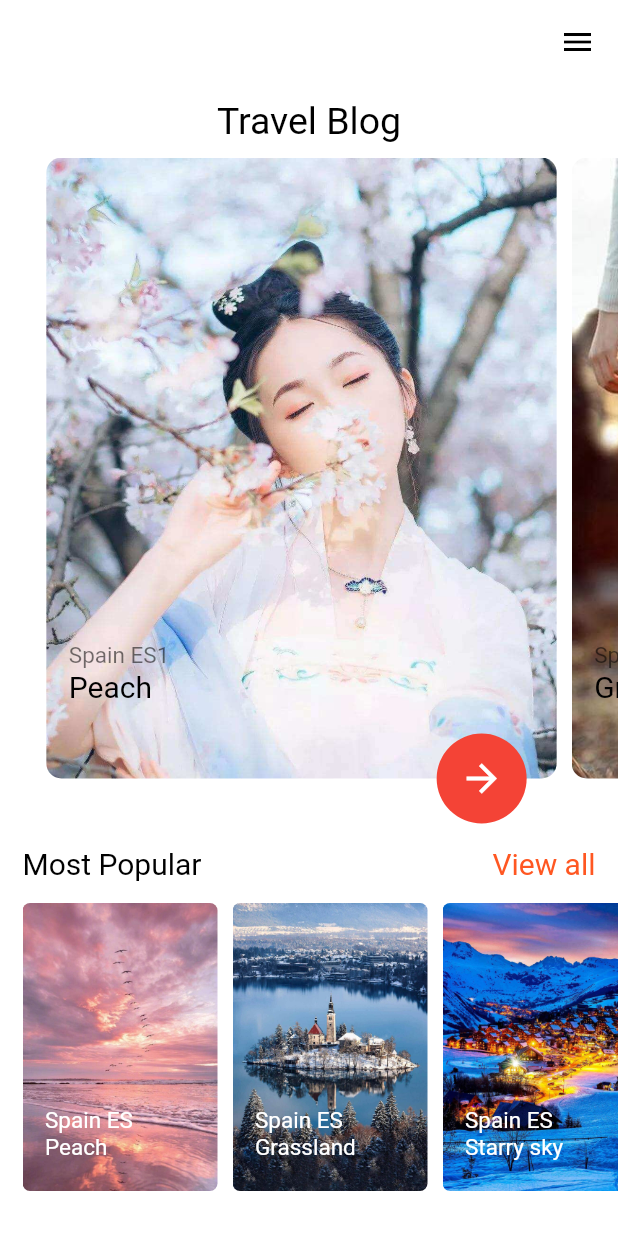
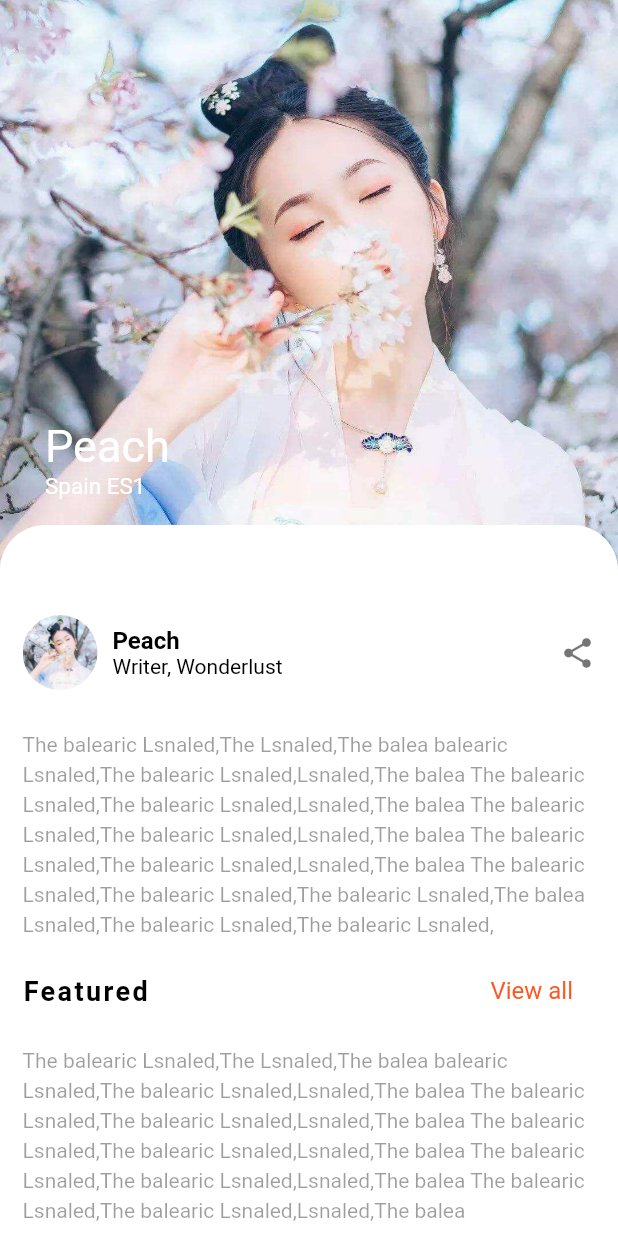
Before and after one commit to xxj2016/flutter_ui_study_sliver, a Flutter app: the screen it shows after launch, after a tap on "Spain ES1", on a phone screen of 412 x 824 dp. Run offline on Flutter 3.47's test engine with Material 2 defaults, Android fonts, the phone set to English and light mode, and no system bars.

Commit message:
detail page ui

```diff
--- /dev/null
+++ b/lib/detail_page.dart
@@ -0,0 +1,240 @@
+import 'package:flutter/material.dart';
+import 'package:flutter_ui_study_sliver/TravelBean.dart';
+
+class DetailPage extends StatefulWidget {
+  final TravelBean bean;
+  DetailPage(this.bean, {Key key}) : super(key: key);
+
+  @override
+  _DetailPageState createState() => _DetailPageState();
+}
+
+class _DetailPageState extends State<DetailPage> {
+  final double expandedHeight = 400.0;
+  final double roundedContainerHeight = 50.0;
+
+  @override
+  Widget build(BuildContext context) {
+    return Scaffold(
+      body: Stack(
+        children: <Widget>[
+          CustomScrollView(
+            slivers: <Widget>[
+              _buildSliverHead(),
+              SliverToBoxAdapter(
+                child: _buildDetail(),
+              )
+            ],
+          )
+        ],
+      ),
+    );
+  }
+
+  Widget _buildSliverHead() {
+    return SliverPersistentHeader(
+      delegate: DetailSliverDelegate(
+        expandedHeight, widget.bean, roundedContainerHeight
+      ),
+    );
+  }
+
+  Widget _buildDetail() {
+    return Container(
+      color: Colors.white,
+      child: Column(
+        crossAxisAlignment: CrossAxisAlignment.start,
+        children: <Widget>[
+          _buildUserInfo(),
+          Padding(
+            padding: EdgeInsets.symmetric(vertical: 15, horizontal: 15),
+            child: Text(
+              "The balearic Lsnaled,The Lsnaled,The balea balearic Lsnaled,"
+              "The balearic Lsnaled,Lsnaled,The balea The balearic Lsnaled,"
+              "The balearic Lsnaled,Lsnaled,The balea The balearic Lsnaled,"
+              "The balearic Lsnaled,Lsnaled,The balea The balearic Lsnaled,"
+              "The balearic Lsnaled,Lsnaled,The balea The balearic Lsnaled,"
+              "The balearic Lsnaled,The balearic Lsnaled,The balea Lsnaled,"
+              "The balearic Lsnaled,The balearic Lsnaled,",
+              style: TextStyle(
+                color: Colors.black38,
+                height: 1.4,
+                fontSize: 14,
+              ),
+            ),
+          ),
+          Padding(
+            padding: EdgeInsets.only(
+              left: 15,
+              right: 30,
+              top: 10,
+              bottom: 10,
+            ),
+            child: Row(
+              mainAxisAlignment: MainAxisAlignment.spaceBetween,
+              children: <Widget>[
+                Text(
+                  "Featured",
+                  style: TextStyle(
+                    color: Colors.black,
+                    fontWeight: FontWeight.bold,
+                    fontSize: 18,
+                    letterSpacing: 1.6,
+                  ),
+                ),
+                Text(
+                  "View all",
+                  style: TextStyle(
+                    color: Colors.deepOrange,
+                    fontSize: 16,
+                  ),
+                ),
+              ],
+            ),
+          ),
+          // SizedBox(height: 120, child: FeaturedWidget()),
+          Padding(
+            padding: EdgeInsets.symmetric(
+              vertical: 15,
+              horizontal: 15,
+            ),
+            child: Text(
+              "The balearic Lsnaled,The Lsnaled,The balea balearic Lsnaled,"
+              "The balearic Lsnaled,Lsnaled,The balea The balearic Lsnaled,"
+              "The balearic Lsnaled,Lsnaled,The balea The balearic Lsnaled,"
+              "The balearic Lsnaled,Lsnaled,The balea The balearic Lsnaled,"
+              "The balearic Lsnaled,Lsnaled,The balea The balearic Lsnaled,"
+              "The balearic Lsnaled,Lsnaled,The balea ",
+              style: TextStyle(
+                color: Colors.black38,
+                height: 1.4,
+                fontSize: 14,
+              ),
+            ),
+          ),
+        ],
+      ),
+    );
+  }
+
+  Widget _buildUserInfo() {
+    return Padding(
+      padding: EdgeInsets.symmetric(horizontal: 15.0, vertical: 10.0),
+      child: Row(
+        children: <Widget>[
+          ClipRRect(
+            borderRadius: BorderRadius.circular(50),
+            child: Image.asset(
+              widget.bean.url,
+              width: 50,
+              height: 50,
+              fit: BoxFit.cover,
+            ),
+          ),
+          Padding(
+            padding: EdgeInsets.only(
+              left: 10,
+            ),
+            child: Column(
+              crossAxisAlignment: CrossAxisAlignment.start,
+              children: <Widget>[
+                Text(
+                  widget.bean.name,
+                  style: TextStyle(
+                    color: Colors.black,
+                    fontSize: 16,
+                    fontWeight: FontWeight.bold,
+                  ),
+                ),
+                Text(
+                    "Writer, Wonderlust",
+                    style: TextStyle(
+                      color: Colors.black,
+                      fontSize: 14,
+                    ),
+                  )
+              ],
+            ),
+          ),
+          Spacer(),
+          Icon(
+            Icons.share,
+            color: Colors.black54,
+          )
+        ],
+      ),
+    );
+  }
+}
+
+class DetailSliverDelegate extends SliverPersistentHeaderDelegate {
+  final double expandedHeight;
+  // final String url;
+  final TravelBean bean;
+  final double roundedContainerHeight;
+
+  DetailSliverDelegate(this.expandedHeight, this.bean, this.roundedContainerHeight);
+
+  @override
+  double get maxExtent => expandedHeight;
+
+  @override
+  double get minExtent => 0;
+
+  @override
+  bool shouldRebuild(SliverPersistentHeaderDelegate oldDelegate) {
+    return true;
+  }
+
+  @override
+  Widget build(BuildContext context, double shrinkOffset, bool overlapsContent) {
+    return  Stack(
+      children: <Widget>[
+        Image.asset(
+          bean.url,
+          width: MediaQuery.of(context).size.width,
+          height: expandedHeight,
+          fit: BoxFit.cover,
+        ),
+        Positioned(
+          top: expandedHeight - roundedContainerHeight - shrinkOffset,
+          left: 0,
+          child: Container(
+            width: MediaQuery.of(context).size.width,
+            height: roundedContainerHeight,
+            decoration: BoxDecoration(
+              color: Colors.white,
+              borderRadius: BorderRadius.only(
+                topLeft: Radius.circular(30),
+                topRight: Radius.circular(30),
+              )
+            ),
+          ),
+        ),
+        Positioned(
+          top: expandedHeight - 120 - shrinkOffset,
+          left: 30,
+          child: Column(
+            crossAxisAlignment: CrossAxisAlignment.start,
+            children: <Widget>[
+              Text(
+                bean.name,
+                style: TextStyle(
+                  color: Colors.white,
+                  fontSize: 30,
+                ),
+              ),
+              Text(
+                bean.location,
+                style: TextStyle(
+                  color: Colors.white,
+                  fontSize: 15,
+                ),
+              )
+            ],
+          ),
+        ),
+      ],
+    );
+  }
+}
--- a/lib/home_page.dart
+++ b/lib/home_page.dart
@@ -1,5 +1,6 @@
 import 'package:flutter/material.dart';
 import 'package:flutter_ui_study_sliver/TravelBean.dart';
+import 'package:flutter_ui_study_sliver/detail_page.dart';
 
 class HomePage extends StatelessWidget {
   const HomePage({Key key}) : super(key: key);
@@ -83,7 +84,11 @@ class MostPopularWidget extends StatelessWidget {
       itemBuilder: (BuildContext context, int index) {
         var bean = _list[index];
         return GestureDetector(
-          onTap: () {},
+          onTap: () {
+            Navigator.of(context).push(MaterialPageRoute(builder: (context) {
+              return DetailPage(bean);
+            }));
+          },
           child: Hero(
             tag: bean.url,
             child: Stack(
@@ -119,10 +124,7 @@ class MostPopularWidget extends StatelessWidget {
                         color: Colors.transparent,
                         child: Text(
                           bean.name,
-                          style: TextStyle(
-                            color: Colors.white,
-                            fontSize: 15.0
-                          ),
+                          style: TextStyle(color: Colors.white, fontSize: 15.0),
                         ),
                       )
                     ],
@@ -150,7 +152,11 @@ class TravelWidget extends StatelessWidget {
       itemBuilder: (context, index) {
         var bean = _list[index];
         return GestureDetector(
-          onTap: () {},
+          onTap: () {
+            Navigator.of(context).push(MaterialPageRoute(builder: (context) {
+              return DetailPage(bean);
+            }));
+          },
           child: Hero(
             tag: bean.url,
             child: Stack(
```
